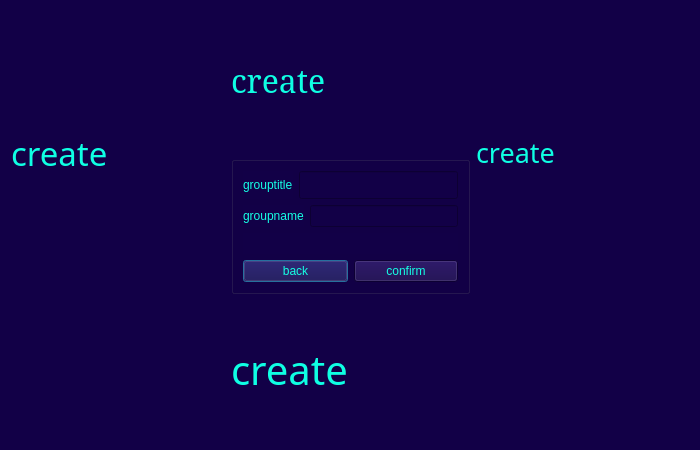
Qt form massenger/creategroup_dialog.ui (MahanBeidokhti/AP-Messenger) before a commit.
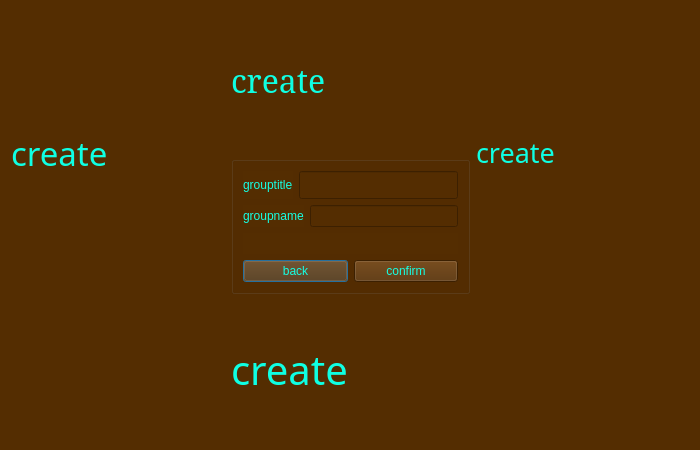
The same form after that commit.

```diff
--- a/massenger/creategroup_dialog.ui
+++ b/massenger/creategroup_dialog.ui
@@ -14,7 +14,7 @@
    <string>Dialog</string>
   </property>
   <property name="styleSheet">
-   <string notr="true">background-color: rgb(18, 0, 71);
+   <string notr="true">background-color: rgb(84, 45, 1);
 color: rgb(15, 255, 227);</string>
   </property>
   <layout class="QGridLayout" name="gridLayout">
```
